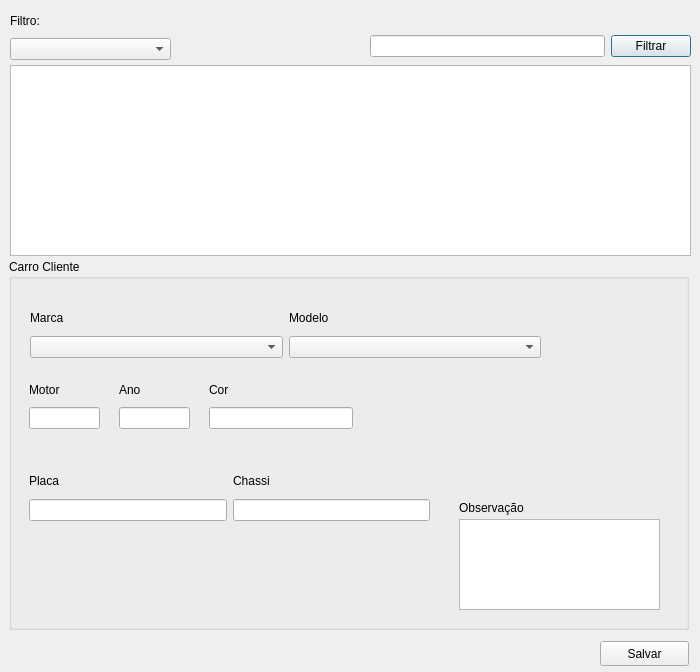
The window that frms_nv_veiculocliente.ui (ustop0/TCC) describes before a commit, drawn with Qt 5.
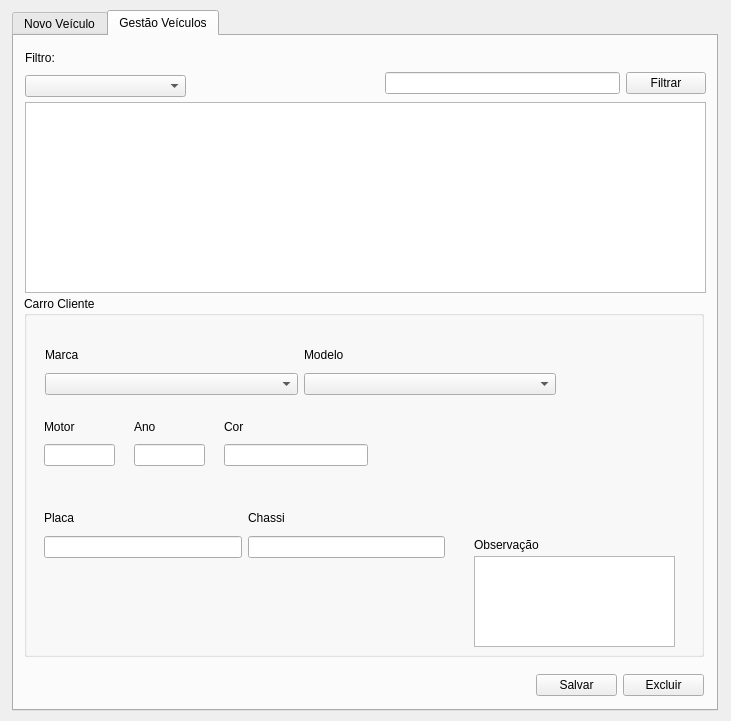
The same window after the commit. The open tabs and pages were chosen to show the change.

Commit message: ajustando tela de veiculos de clientes

Patch:
```diff
--- a/frms_nv_veiculocliente.ui
+++ b/frms_nv_veiculocliente.ui
@@ -6,50 +6,34 @@
    <rect>
     <x>0</x>
     <y>0</y>
-    <width>700</width>
-    <height>672</height>
+    <width>731</width>
+    <height>721</height>
    </rect>
   </property>
   <property name="windowTitle">
    <string>Dialog</string>
   </property>
-  <widget class="QWidget" name="layoutWidget">
+  <widget class="QTabWidget" name="tabWidget">
    <property name="geometry">
     <rect>
-     <x>370</x>
-     <y>33</y>
-     <width>321</width>
-     <height>27</height>
+     <x>12</x>
+     <y>10</y>
+     <width>706</width>
+     <height>701</height>
     </rect>
    </property>
-   <layout class="QHBoxLayout" name="horizontalLayout">
-    <item>
-     <widget class="QLineEdit" name="txt_ge_filtrarcliente"/>
-    </item>
-    <item>
-     <widget class="QPushButton" name="btn_ge_filtrarcliente">
-      <property name="text">
-       <string>Filtrar</string>
-      </property>
-     </widget>
-    </item>
-   </layout>
-  </widget>
-  <widget class="QTableWidget" name="tw_ge_listaveiculosclientes">
-   <property name="geometry">
-    <rect>
-     <x>10</x>
-     <y>65</y>
-     <width>681</width>
-     <height>191</height>
-    </rect>
-   </property>
-  </widget>
-  <widget class="QPushButton" name="btn_salvarveiculo">
+   <property name="currentIndex">
+    <number>0</number>
+   </property>
+   <widget class="QWidget" name="tab">
+    <attribute name="title">
+     <string>Novo Veículo</string>
+    </attribute>
+    <widget class="QPushButton" name="btn_nv_salvar">
    <property name="geometry">
     <rect>
      <x>600</x>
-     <y>641</y>
+       <y>639</y>
      <width>89</width>
      <height>25</height>
     </rect>
@@ -64,7 +48,7 @@
      <x>9</x>
      <y>259</y>
      <width>680</width>
-     <height>371</height>
+       <height>361</height>
     </rect>
    </property>
    <property name="title">
@@ -243,6 +227,38 @@
     </layout>
    </widget>
   </widget>
+    <widget class="QWidget" name="layoutWidget">
+     <property name="geometry">
+      <rect>
+       <x>370</x>
+       <y>33</y>
+       <width>321</width>
+       <height>27</height>
+      </rect>
+     </property>
+     <layout class="QHBoxLayout" name="horizontalLayout">
+      <item>
+       <widget class="QLineEdit" name="txt_nv_filtrar"/>
+      </item>
+      <item>
+       <widget class="QPushButton" name="btn_nv_filtrar">
+        <property name="text">
+         <string>Filtrar</string>
+        </property>
+       </widget>
+      </item>
+     </layout>
+    </widget>
+    <widget class="QTableWidget" name="tw_nv_clientes">
+     <property name="geometry">
+      <rect>
+       <x>10</x>
+       <y>65</y>
+       <width>681</width>
+       <height>191</height>
+      </rect>
+     </property>
+    </widget>
   <widget class="QWidget" name="layoutWidget_7">
    <property name="geometry">
     <rect>
@@ -261,9 +277,281 @@
      </widget>
     </item>
     <item>
+       <widget class="QComboBox" name="cb_nv_filtro"/>
+      </item>
+     </layout>
+    </widget>
+   </widget>
+   <widget class="QWidget" name="tab_2">
+    <attribute name="title">
+     <string>Gestão Veículos</string>
+    </attribute>
+    <widget class="QTableWidget" name="tw_ge_veiculos">
+     <property name="geometry">
+      <rect>
+       <x>11</x>
+       <y>66</y>
+       <width>681</width>
+       <height>191</height>
+      </rect>
+     </property>
+    </widget>
+    <widget class="QWidget" name="layoutWidget_8">
+     <property name="geometry">
+      <rect>
+       <x>371</x>
+       <y>34</y>
+       <width>321</width>
+       <height>27</height>
+      </rect>
+     </property>
+     <layout class="QHBoxLayout" name="horizontalLayout_2">
+      <item>
+       <widget class="QLineEdit" name="txt_ge_filtrar"/>
+      </item>
+      <item>
+       <widget class="QPushButton" name="btn_ge_filtrar">
+        <property name="text">
+         <string>Filtrar</string>
+        </property>
+       </widget>
+      </item>
+     </layout>
+    </widget>
+    <widget class="QWidget" name="layoutWidget_9">
+     <property name="geometry">
+      <rect>
+       <x>11</x>
+       <y>11</y>
+       <width>161</width>
+       <height>50</height>
+      </rect>
+     </property>
+     <layout class="QVBoxLayout" name="verticalLayout_7">
+      <item>
+       <widget class="QLabel" name="label_4">
+        <property name="text">
+         <string>Filtro:</string>
+        </property>
+       </widget>
+      </item>
+      <item>
      <widget class="QComboBox" name="cb_ge_filtro"/>
     </item>
    </layout>
+    </widget>
+    <widget class="QGroupBox" name="groupBox_3">
+     <property name="geometry">
+      <rect>
+       <x>10</x>
+       <y>260</y>
+       <width>680</width>
+       <height>361</height>
+      </rect>
+     </property>
+     <property name="title">
+      <string>Carro Cliente</string>
+     </property>
+     <widget class="QLabel" name="label_5">
+      <property name="geometry">
+       <rect>
+        <x>450</x>
+        <y>240</y>
+        <width>81</width>
+        <height>17</height>
+       </rect>
+      </property>
+      <property name="text">
+       <string>Observação</string>
+      </property>
+     </widget>
+     <widget class="QWidget" name="layoutWidget_10">
+      <property name="geometry">
+       <rect>
+        <x>21</x>
+        <y>47</y>
+        <width>511</width>
+        <height>52</height>
+       </rect>
+      </property>
+      <layout class="QHBoxLayout" name="horizontalLayout_5">
+       <item>
+        <layout class="QVBoxLayout" name="verticalLayout_12">
+         <item>
+          <widget class="QLabel" name="label_11">
+           <property name="text">
+            <string>Marca</string>
+           </property>
+          </widget>
+         </item>
+         <item>
+          <widget class="QComboBox" name="cb_ge_marca"/>
+         </item>
+        </layout>
+       </item>
+       <item>
+        <layout class="QVBoxLayout" name="verticalLayout_15">
+         <item>
+          <widget class="QLabel" name="label_14">
+           <property name="text">
+            <string>Modelo</string>
+           </property>
+          </widget>
+         </item>
+         <item>
+          <widget class="QComboBox" name="cb_ge_modelo"/>
+         </item>
+        </layout>
+       </item>
+      </layout>
+     </widget>
+     <widget class="QWidget" name="layoutWidget_11">
+      <property name="geometry">
+       <rect>
+        <x>20</x>
+        <y>210</y>
+        <width>401</width>
+        <height>52</height>
+       </rect>
+      </property>
+      <layout class="QHBoxLayout" name="horizontalLayout_7">
+       <item>
+        <layout class="QVBoxLayout" name="verticalLayout_17">
+         <item>
+          <widget class="QLabel" name="label_17">
+           <property name="text">
+            <string>Placa</string>
+           </property>
+          </widget>
+         </item>
+         <item>
+          <widget class="QLineEdit" name="txt_ge_placa"/>
+         </item>
+        </layout>
+       </item>
+       <item>
+        <layout class="QVBoxLayout" name="verticalLayout_18">
+         <item>
+          <widget class="QLabel" name="label_18">
+           <property name="text">
+            <string>Chassi</string>
+           </property>
+          </widget>
+         </item>
+         <item>
+          <widget class="QLineEdit" name="txt_ge_chassi"/>
+         </item>
+        </layout>
+       </item>
+      </layout>
+     </widget>
+     <widget class="QWidget" name="layoutWidget_12">
+      <property name="geometry">
+       <rect>
+        <x>200</x>
+        <y>120</y>
+        <width>144</width>
+        <height>50</height>
+       </rect>
+      </property>
+      <layout class="QVBoxLayout" name="verticalLayout_19">
+       <item>
+        <widget class="QLabel" name="label_6">
+         <property name="text">
+          <string>Cor</string>
+         </property>
+        </widget>
+       </item>
+       <item>
+        <widget class="QLineEdit" name="txt_ge_cor"/>
+       </item>
+      </layout>
+     </widget>
+     <widget class="QPlainTextEdit" name="ptxt_ge_observacao">
+      <property name="geometry">
+       <rect>
+        <x>450</x>
+        <y>260</y>
+        <width>201</width>
+        <height>91</height>
+       </rect>
+      </property>
+      <property name="plainText">
+       <string/>
+      </property>
+     </widget>
+     <widget class="QWidget" name="layoutWidget_13">
+      <property name="geometry">
+       <rect>
+        <x>20</x>
+        <y>120</y>
+        <width>71</width>
+        <height>50</height>
+       </rect>
+      </property>
+      <layout class="QVBoxLayout" name="verticalLayout_3">
+       <item>
+        <widget class="QLabel" name="label_19">
+         <property name="text">
+          <string>Motor</string>
+         </property>
+        </widget>
+       </item>
+       <item>
+        <widget class="QLineEdit" name="txt_ge_motor"/>
+       </item>
+      </layout>
+     </widget>
+     <widget class="QWidget" name="layoutWidget_14">
+      <property name="geometry">
+       <rect>
+        <x>110</x>
+        <y>120</y>
+        <width>71</width>
+        <height>50</height>
+       </rect>
+      </property>
+      <layout class="QVBoxLayout" name="verticalLayout_4">
+       <item>
+        <widget class="QLabel" name="label_20">
+         <property name="text">
+          <string>Ano</string>
+         </property>
+        </widget>
+       </item>
+       <item>
+        <widget class="QLineEdit" name="txt_ge_ano"/>
+       </item>
+      </layout>
+     </widget>
+    </widget>
+    <widget class="QWidget" name="">
+     <property name="geometry">
+      <rect>
+       <x>522</x>
+       <y>636</y>
+       <width>168</width>
+       <height>27</height>
+      </rect>
+     </property>
+     <layout class="QHBoxLayout" name="horizontalLayout_3">
+      <item>
+       <widget class="QPushButton" name="btn_ge_salvar">
+        <property name="text">
+         <string>Salvar</string>
+        </property>
+       </widget>
+      </item>
+      <item>
+       <widget class="QPushButton" name="btn_ge_excluir">
+        <property name="text">
+         <string>Excluir</string>
+        </property>
+       </widget>
+      </item>
+     </layout>
+    </widget>
+   </widget>
   </widget>
  </widget>
  <resources/>
```
Left out of the diff: 2 changed lines with no effect on the pictures. Lines whose indentation alone changed are shown as unchanged. The commit also changes 6 other files.
